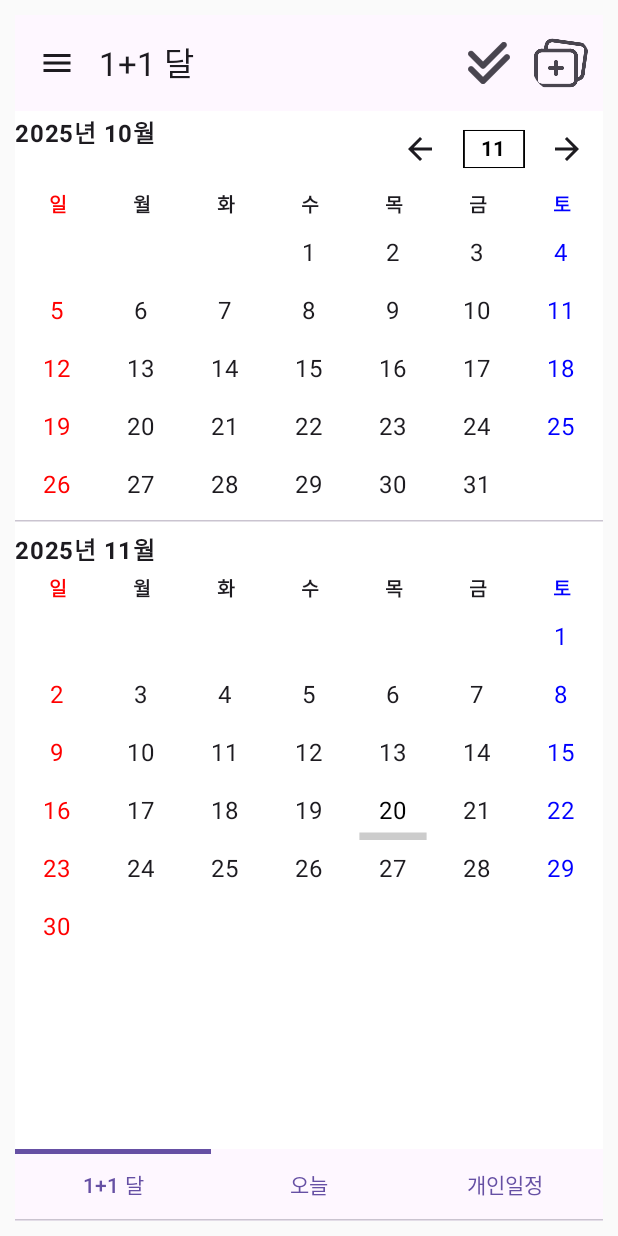
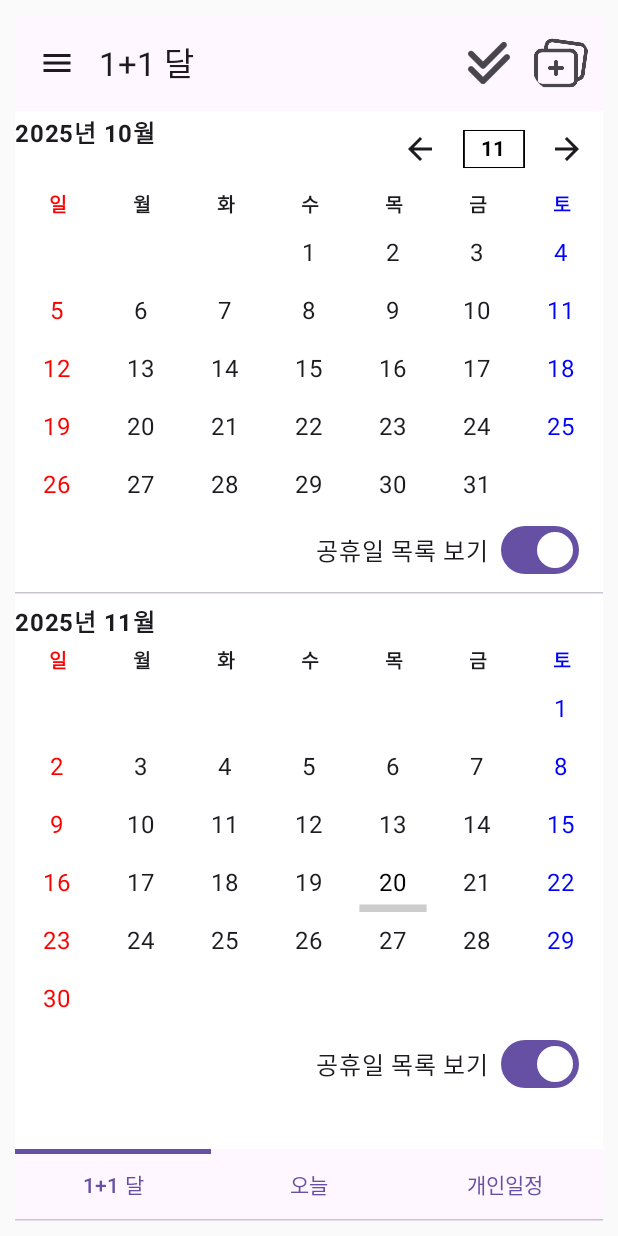
Before and after one commit to esummer9/twocalendar, an Android app built with Jetpack Compose: the screen it shows after launch (MainActivity), after a tap on "이전달", on a phone screen of 412 x 824 dp. Run offline under Robolectric (Android 15) with nearby library versions, the light colour scheme and no system bars; libraries missing offline, so code that uses them is left out: retrofit2.converter.simplexml; 4 statements that could not run were skipped.

```diff
--- a/app/src/main/java/com/ediapp/twocalendar/ui/main/TwoMonthFragment.kt
+++ b/app/src/main/java/com/ediapp/twocalendar/ui/main/TwoMonthFragment.kt
@@ -10,16 +10,16 @@ import androidx.compose.foundation.layout.PaddingValues
 import androidx.compose.foundation.layout.Row
 import androidx.compose.foundation.layout.Spacer
 import androidx.compose.foundation.layout.aspectRatio
-import androidx.compose.foundation.layout.fillMaxSize
 import androidx.compose.foundation.layout.fillMaxWidth
 import androidx.compose.foundation.layout.height
 import androidx.compose.foundation.layout.padding
 import androidx.compose.foundation.layout.size
+import androidx.compose.foundation.layout.width // Added missing import
 import androidx.compose.foundation.rememberScrollState
 import androidx.compose.foundation.verticalScroll
 import androidx.compose.material.icons.Icons
-import androidx.compose.material.icons.filled.ArrowBack
-import androidx.compose.material.icons.filled.ArrowForward
+import androidx.compose.material.icons.automirrored.filled.ArrowBack // Changed import
+import androidx.compose.material.icons.automirrored.filled.ArrowForward // Changed import
 import androidx.compose.material3.AlertDialog
 import androidx.compose.material3.Button
 import androidx.compose.material3.ButtonDefaults
@@ -35,6 +35,7 @@ import androidx.compose.material3.rememberTimePickerState
 import androidx.compose.runtime.Composable
 import androidx.compose.runtime.LaunchedEffect
 import androidx.compose.runtime.getValue
+import androidx.compose.runtime.mutableFloatStateOf // Changed import
 import androidx.compose.runtime.mutableStateOf
 import androidx.compose.runtime.remember
 import androidx.compose.runtime.setValue
@@ -59,6 +60,7 @@ import com.ediapp.twocalendar.R
 import java.time.LocalDate
 import java.time.LocalTime
 import java.time.YearMonth
+import androidx.compose.material3.Switch
 
 
 @Composable
@@ -79,6 +81,9 @@ fun TwoMonthFragment(
 
     var showScheduleDialog by remember { mutableStateOf(false) }
     var selectedDateForDialog by remember { mutableStateOf<LocalDate?>(null) }
+
+    // HolidayList의 가시성을 제어하는 상태 변수
+    var showHolidayListInMonth by remember { mutableStateOf(true) }
 
     val holidays = remember(baseMonth, selectedPersonalSchedules, newlyAddedSchedules, showHolidays, scheduleUpdateTrigger) { // Add scheduleUpdateTrigger here
         val allSelectedSchedules = selectedPersonalSchedules + newlyAddedSchedules
@@ -143,7 +148,7 @@ fun TwoMonthFragment(
 
     Scaffold {
         val scrollState = rememberScrollState()
-        var offsetX by remember { mutableStateOf(0f) }
+        var offsetX by remember { mutableFloatStateOf(0f) } // Changed to mutableFloatStateOf
         Column(
             modifier = modifier
                 .padding(it)
@@ -180,9 +185,9 @@ fun TwoMonthFragment(
                     fontWeight = FontWeight.Bold,
                     fontSize = 16.sp
                 )
-                Row(verticalAlignment = Alignment.CenterVertically,) {
+                Row(verticalAlignment = Alignment.CenterVertically) { // Removed trailing comma
                     IconButton(onClick = { baseMonth = baseMonth.minusMonths(1) }) {
-                        Icon(Icons.Filled.ArrowBack, contentDescription = "이전달")
+                        Icon(Icons.AutoMirrored.Filled.ArrowBack, contentDescription = "이전달") // Changed to AutoMirrored
                     }
                     Button(
                         onClick = { baseMonth = YearMonth.now() },
@@ -205,15 +210,28 @@ fun TwoMonthFragment(
                         }
                     }
                     IconButton(onClick = { baseMonth = baseMonth.plusMonths(1) }) {
-                        Icon(Icons.Filled.ArrowForward, contentDescription = "다음달")
+                        Icon(Icons.AutoMirrored.Filled.ArrowForward, contentDescription = "다음달") // Changed to AutoMirrored
                     }
                 }
             }
 
             MonthCalendar(yearMonth = firstMonth, holidays = holidays, onDateLongClick = onDateLongClick, onDateClick = onDateClick, visible = visibleCalList)
-            Log.d("holidays2", "firstMonth : $holidays")
+//            Log.d("holidays2", "firstMonth : $holidays")
             if(visibleCalList) {
-                HolidayList(holidays = holidays, yearMonth = firstMonth)
+                Row(modifier = Modifier
+                    .fillMaxWidth()
+                    .padding(horizontal = 16.dp),
+                    verticalAlignment = Alignment.CenterVertically,
+                    horizontalArrangement = Arrangement.End
+                ) {
+                    Text(text = "공휴일 목록 보기")
+                    Spacer(modifier = Modifier.width(8.dp))
+                    Switch(
+                        checked = showHolidayListInMonth,
+                        onCheckedChange = { showHolidayListInMonth = it }
+                    )
+                }
+                HolidayList(holidays = holidays, yearMonth = firstMonth, visible = showHolidayListInMonth)
             }
 
             Spacer(modifier = Modifier.height(4.dp))
@@ -229,9 +247,22 @@ fun TwoMonthFragment(
                 fontSize = 16.sp
             )
             MonthCalendar(yearMonth = secondMonth, holidays = holidays, onDateLongClick = onDateLongClick, onDateClick = onDateClick, visible = visibleCalList)
-            Log.d("holidays3", "secondMonth : $holidays")
+//            Log.d("holidays3", "secondMonth : $holidays")
             if(visibleCalList) {
-                HolidayList(holidays = holidays, yearMonth = secondMonth)
+                Row(modifier = Modifier
+                    .fillMaxWidth()
+                    .padding(horizontal = 16.dp),
+                    verticalAlignment = Alignment.CenterVertically,
+                    horizontalArrangement = Arrangement.End
+                ) {
+                    Text(text = "공휴일 목록 보기")
+                    Spacer(modifier = Modifier.width(8.dp))
+                    Switch(
+                        checked = showHolidayListInMonth,
+                        onCheckedChange = { showHolidayListInMonth = it }
+                    )
+                }
+                HolidayList(holidays = holidays, yearMonth = secondMonth, visible = showHolidayListInMonth)
             }
 
         }
@@ -297,7 +328,7 @@ fun MonthCalendar(yearMonth: YearMonth, holidays: Map<LocalDate, String>, modifi
     val firstDayOfMonth = yearMonth.atDay(1)
     val startDayOfWeek = firstDayOfMonth.dayOfWeek.value % 7 // Sunday = 0, Monday = 1, ...
     val today = LocalDate.now()
-    val primaryColor = MaterialTheme.colorScheme.primary
+    // val primaryColor = MaterialTheme.colorScheme.primary // Removed unused variable
 
     Column(modifier = modifier, verticalArrangement = Arrangement.Top) {
         // Header
@@ -422,7 +453,8 @@ fun MonthCalendar(yearMonth: YearMonth, holidays: Map<LocalDate, String>, modifi
 }
 
 @Composable
-fun HolidayList(holidays: Map<LocalDate, String>, yearMonth: YearMonth) {
+fun HolidayList(holidays: Map<LocalDate, String>, yearMonth: YearMonth, visible: Boolean) {
+    if (visible) {
         val monthHolidays = holidays.filter { (date, _) ->
             date.year == yearMonth.year && date.month == yearMonth.month
         }.mapNotNull { (date, description) ->
@@ -444,3 +476,4 @@ fun HolidayList(holidays: Map<LocalDate, String>, yearMonth: YearMonth) {
             Spacer(modifier = Modifier.height(8.dp))
         }
     }
+}
```
Lines whose indentation alone changed are shown as unchanged.
